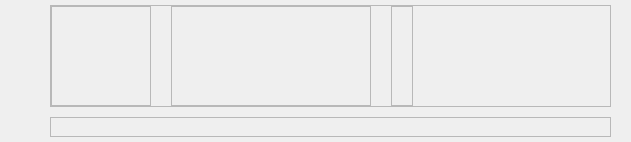
First picture: the form in CaX/widget/formTop/infobrowser.ui, repository fsest4u/CaX_03, before the edit.
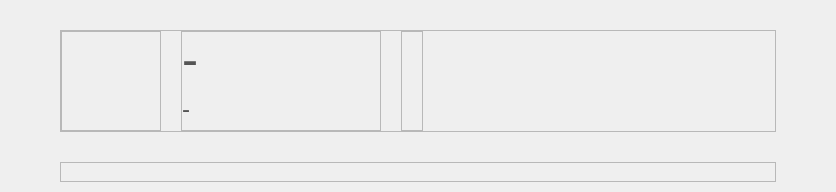
Second picture: the form after the edit. Custom widgets are drawn as their Qt base class.

Commit message: [해상도 작업] 제목 최대 글자크기 변경 (42 -> 36) / 제목 영역 수정 글자 흐르는 속도 조절 / 마우스 오버시 글자 흐르는 기능 추가 서비스 제목 변경 (FormTitle -> WidgetMarqueeLabel)

```diff
--- a/CaX/widget/formTop/infobrowser.ui
+++ b/CaX/widget/formTop/infobrowser.ui
@@ -6,8 +6,8 @@
    <rect>
     <x>0</x>
     <y>0</y>
-    <width>631</width>
-    <height>142</height>
+    <width>836</width>
+    <height>192</height>
    </rect>
   </property>
   <property name="windowTitle">
@@ -15,23 +15,20 @@
   </property>
   <layout class="QGridLayout" name="gridLayout">
    <property name="leftMargin">
-    <number>50</number>
+    <number>60</number>
    </property>
    <property name="topMargin">
-    <number>5</number>
+    <number>30</number>
    </property>
    <property name="rightMargin">
-    <number>20</number>
+    <number>60</number>
    </property>
    <property name="bottomMargin">
-    <number>5</number>
-   </property>
-   <property name="horizontalSpacing">
-    <number>0</number>
-   </property>
-   <property name="verticalSpacing">
     <number>10</number>
    </property>
+   <property name="spacing">
+    <number>0</number>
+   </property>
    <item row="0" column="0">
     <widget class="QFrame" name="frame">
      <property name="frameShape">
@@ -131,6 +128,44 @@
          <property name="spacing">
           <number>0</number>
          </property>
+         <item row="0" column="0">
+          <widget class="WidgetMarqueeLabel" name="labelSubtitle">
+           <property name="font">
+            <font>
+             <family>Segoe UI</family>
+             <pointsize>36</pointsize>
+            </font>
+           </property>
+           <property name="styleSheet">
+            <string notr="true">QLabel
+{
+color: rgb(84, 84, 84);
+}</string>
+           </property>
+           <property name="text">
+            <string>-</string>
+           </property>
+          </widget>
+         </item>
+         <item row="1" column="0">
+          <widget class="WidgetMarqueeLabel" name="labelTitle">
+           <property name="font">
+            <font>
+             <family>Segoe UI</family>
+             <pointsize>18</pointsize>
+            </font>
+           </property>
+           <property name="styleSheet">
+            <string notr="true">QLabel
+{
+color: rgb(84, 84, 84);
+}</string>
+           </property>
+           <property name="text">
+            <string>-</string>
+           </property>
+          </widget>
+         </item>
         </layout>
        </widget>
       </item>
@@ -177,7 +212,7 @@
      </layout>
     </widget>
    </item>
-   <item row="1" column="0">
+   <item row="2" column="0">
     <widget class="QFrame" name="framePath">
      <property name="minimumSize">
       <size>
@@ -213,8 +248,31 @@
      </layout>
     </widget>
    </item>
+   <item row="1" column="0">
+    <spacer name="verticalSpacer">
+     <property name="orientation">
+      <enum>Qt::Vertical</enum>
+     </property>
+     <property name="sizeType">
+      <enum>QSizePolicy::Fixed</enum>
+     </property>
+     <property name="sizeHint" stdset="0">
+      <size>
+       <width>20</width>
+       <height>30</height>
+      </size>
+     </property>
+    </spacer>
+   </item>
   </layout>
  </widget>
+ <customwidgets>
+  <customwidget>
+   <class>WidgetMarqueeLabel</class>
+   <extends>QLabel</extends>
+   <header location="global">util/widgetmarqueelabel.h</header>
+  </customwidget>
+ </customwidgets>
  <resources/>
  <connections/>
 </ui>
```
The commit also changes 26 other files.
